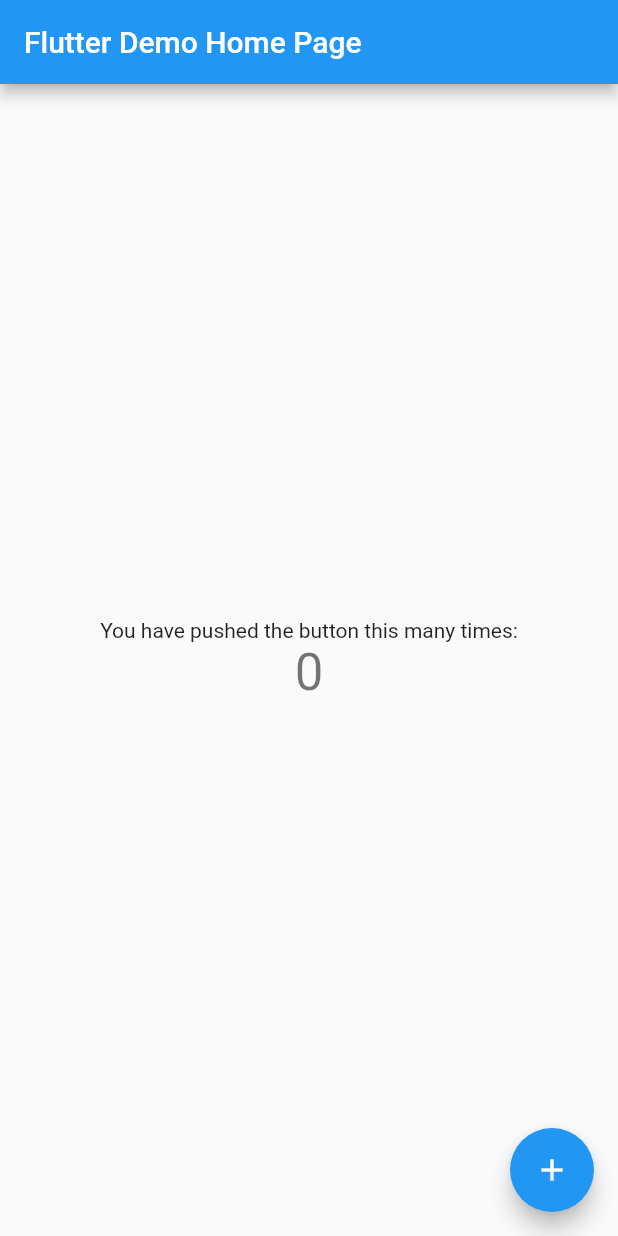
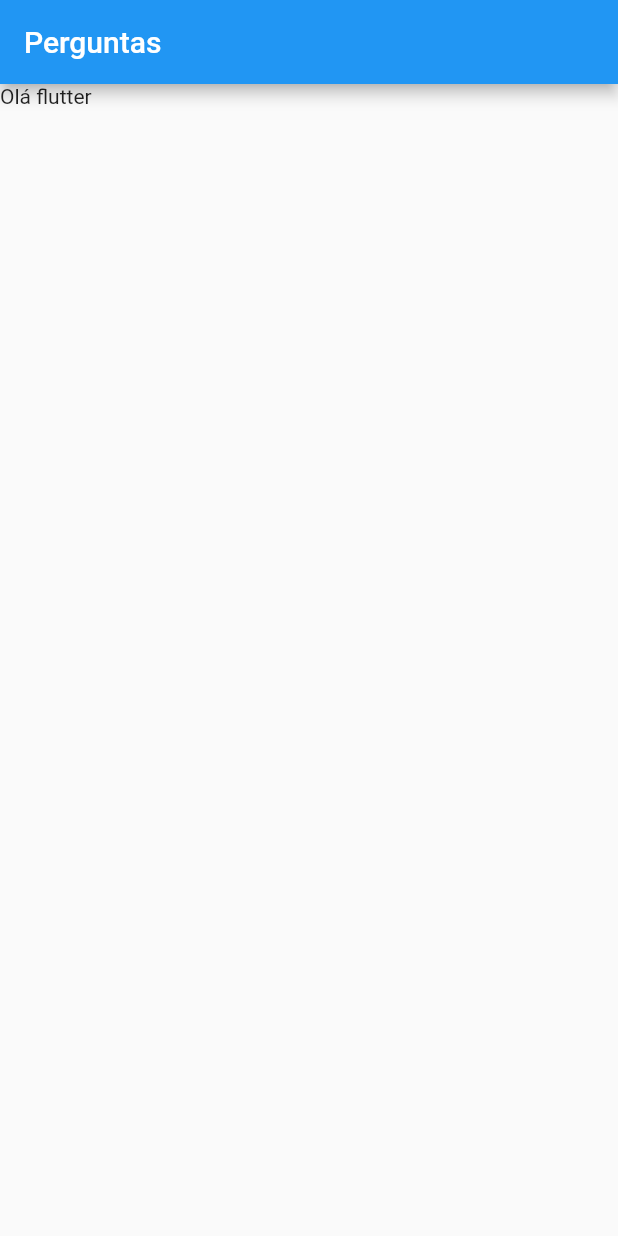
Before and after one commit to nereuneto/ProjetoPerguntas, a Flutter app: the screen it shows after launch, on a phone screen of 412 x 824 dp. Run offline on Flutter 3.47's test engine with Material 2 defaults, Android fonts, the phone set to English and light mode, and no system bars.

Commit message:
[TSK-001] {WIP} Construindo main do dart

```diff
--- a/lib/main.dart
+++ b/lib/main.dart
@@ -1,113 +1,17 @@
 import 'package:flutter/material.dart';
 
-void main() {
-  runApp(MyApp());
-}
+main() => runApp(PerguntaApp());
 
-class MyApp extends StatelessWidget {
-  // This widget is the root of your application.
+class PerguntaApp extends StatelessWidget {
   @override
   Widget build(BuildContext context) {
     return MaterialApp(
-      title: 'Flutter Demo',
-      theme: ThemeData(
-        // This is the theme of your application.
-        //
-        // Try running your application with "flutter run". You'll see the
-        // application has a blue toolbar. Then, without quitting the app, try
-        // changing the primarySwatch below to Colors.green and then invoke
-        // "hot reload" (press "r" in the console where you ran "flutter run",
-        // or simply save your changes to "hot reload" in a Flutter IDE).
-        // Notice that the counter didn't reset back to zero; the application
-        // is not restarted.
-        primarySwatch: Colors.blue,
+      home: Scaffold(
+        appBar: AppBar(
+          title: Text('Perguntas'),
+        ),
+        body: Text('Olá flutter'),
       ),
-      home: MyHomePage(title: 'Flutter Demo Home Page'),
     );
   }
 }
-
-class MyHomePage extends StatefulWidget {
-  MyHomePage({Key? key, required this.title}) : super(key: key);
-
-  // This widget is the home page of your application. It is stateful, meaning
-  // that it has a State object (defined below) that contains fields that affect
-  // how it looks.
-
-  // This class is the configuration for the state. It holds the values (in this
-  // case the title) provided by the parent (in this case the App widget) and
-  // used by the build method of the State. Fields in a Widget subclass are
-  // always marked "final".
-
-  final String title;
-
-  @override
-  _MyHomePageState createState() => _MyHomePageState();
-}
-
-class _MyHomePageState extends State<MyHomePage> {
-  int _counter = 0;
-
-  void _incrementCounter() {
-    setState(() {
-      // This call to setState tells the Flutter framework that something has
-      // changed in this State, which causes it to rerun the build method below
-      // so that the display can reflect the updated values. If we changed
-      // _counter without calling setState(), then the build method would not be
-      // called again, and so nothing would appear to happen.
-      _counter++;
-    });
-  }
-
-  @override
-  Widget build(BuildContext context) {
-    // This method is rerun every time setState is called, for instance as done
-    // by the _incrementCounter method above.
-    //
-    // The Flutter framework has been optimized to make rerunning build methods
-    // fast, so that you can just rebuild anything that needs updating rather
-    // than having to individually change instances of widgets.
-    return Scaffold(
-      appBar: AppBar(
-        // Here we take the value from the MyHomePage object that was created by
-        // the App.build method, and use it to set our appbar title.
-        title: Text(widget.title),
-      ),
-      body: Center(
-        // Center is a layout widget. It takes a single child and positions it
-        // in the middle of the parent.
-        child: Column(
-          // Column is also a layout widget. It takes a list of children and
-          // arranges them vertically. By default, it sizes itself to fit its
-          // children horizontally, and tries to be as tall as its parent.
-          //
-          // Invoke "debug painting" (press "p" in the console, choose the
-          // "Toggle Debug Paint" action from the Flutter Inspector in Android
-          // Studio, or the "Toggle Debug Paint" command in Visual Studio Code)
-          // to see the wireframe for each widget.
-          //
-          // Column has various properties to control how it sizes itself and
-          // how it positions its children. Here we use mainAxisAlignment to
-          // center the children vertically; the main axis here is the vertical
-          // axis because Columns are vertical (the cross axis would be
-          // horizontal).
-          mainAxisAlignment: MainAxisAlignment.center,
-          children: <Widget>[
-            Text(
-              'You have pushed the button this many times:',
-            ),
-            Text(
-              '$_counter',
-              style: Theme.of(context).textTheme.headline4,
-            ),
-          ],
-        ),
-      ),
-      floatingActionButton: FloatingActionButton(
-        onPressed: _incrementCounter,
-        tooltip: 'Increment',
-        child: Icon(Icons.add),
-      ), // This trailing comma makes auto-formatting nicer for build methods.
-    );
-  }
-}
```
